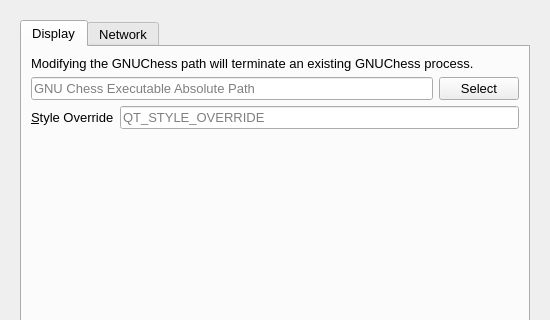
Before: the Qt Designer form UI/qtchess_setup.ui in textbrowser/qtchess, drawn with Qt 5; both pictures show x 0 to 550 and y 0 to 320 of the 550 by 825 pixel window.
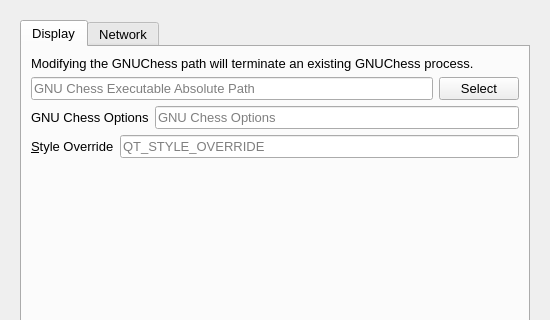
After: the same form once the commit is applied. Icons and pictures are not drawn.

Commit message: GNUChess options.

```diff
--- a/UI/qtchess_setup.ui
+++ b/UI/qtchess_setup.ui
@@ -82,6 +82,33 @@
              </item>
             </layout>
            </item>
+           <item>
+            <layout class="QHBoxLayout" name="horizontalLayout_10">
+             <item>
+              <widget class="QLabel" name="label_21">
+               <property name="text">
+                <string>GNU Chess Options</string>
+               </property>
+               <property name="buddy">
+                <cstring>style_override</cstring>
+               </property>
+              </widget>
+             </item>
+             <item>
+              <widget class="QLineEdit" name="gnu_chess_options">
+               <property name="toolTip">
+                <string>&lt;html&gt;&lt;head/&gt;&lt;body&gt;&lt;p&gt;Please read https://www.gnu.org/software/chess/manual/gnuchess.html for instructions.&lt;/p&gt;&lt;/body&gt;&lt;/html&gt;</string>
+               </property>
+               <property name="placeholderText">
+                <string>GNU Chess Options</string>
+               </property>
+               <property name="clearButtonEnabled">
+                <bool>true</bool>
+               </property>
+              </widget>
+             </item>
+            </layout>
+           </item>
            <item>
             <layout class="QHBoxLayout" name="horizontalLayout_11">
              <item>
```
Left out of the diff: 1 changed line with no effect on the pictures. The commit also changes 4 other files.
